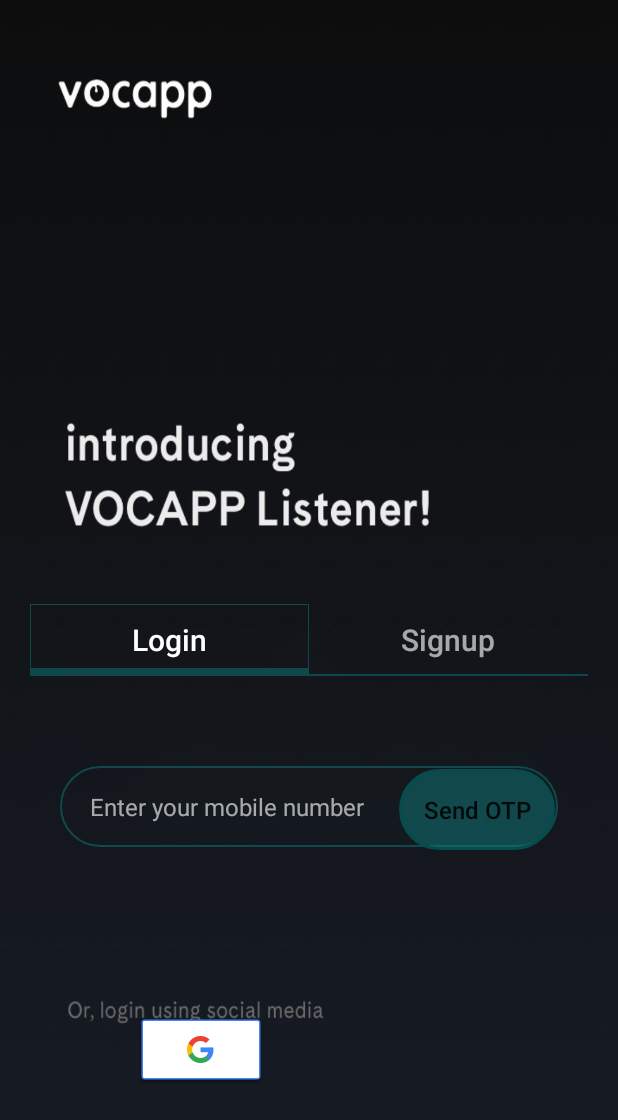
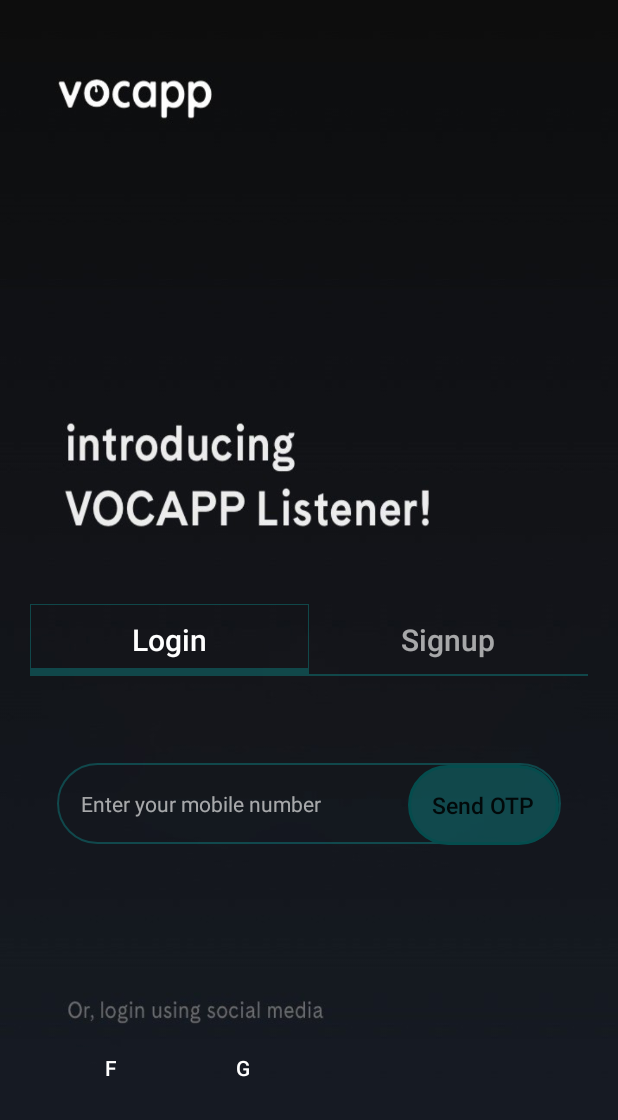
Before and after one commit to ricku44/VOCApp, an Android app: the Login screen opened directly, with no data from a screen before it, on a phone screen of 412 x 824 dp. Shown: the top 1120 px of the screen. Run offline under Robolectric (Android 15) with nearby library versions, the phone set to English and light mode, and no system bars; our stand-ins replace Firebase (no records; nobody signed in at launch, a user with empty details on screens opened directly); libraries missing offline, so code that uses them is left out: com.facebook, com.facebook.login; plain views replace LoginButton; 5 statements that could not run were skipped.

Commit message:
Minor UI Fixes

```diff
--- a/app/src/main/AndroidManifest.xml
+++ b/app/src/main/AndroidManifest.xml
@@ -34,7 +34,7 @@
         <activity
             android:name=".Home"
             android:label="@string/title_activity_home"
-            android:theme="@style/AppTheme.NoActionBar"></activity>
+            android:theme="@style/AppTheme.NoActionBar" />
 
         <service android:name=".ServiceOverlay" />
         <service
--- a/app/src/main/java/com/example/greapp/Login.java
+++ b/app/src/main/java/com/example/greapp/Login.java
@@ -156,8 +156,6 @@ public class Login extends AppCompatActivity implements TextWatcher {
 
         custom_dialog = new Dialog(this);
         custom_dialog.setContentView(R.layout.custom__dialog);
-        Button button2 = custom_dialog.findViewById(R.id.resend);
-
 
         editText_one = custom_dialog.findViewById(R.id.editTextone);
         editText_two = custom_dialog.findViewById(R.id.editTexttwo);
@@ -208,54 +206,38 @@ public class Login extends AppCompatActivity implements TextWatcher {
 
 
 
-        google.setOnClickListener(new View.OnClickListener() {
-            @Override
-            public void onClick(View v) {
-                signIn();
-            }
-        });
+        google.setOnClickListener(v -> signIn());
 
 
 
-        login1.setOnClickListener(new View.OnClickListener() {
-            @Override
-            public void onClick(View v) {
+        login1.setOnClickListener(v -> {
             signup1.setBackground(getResources().getDrawable(R.drawable.textlines2));
             login1.setBackground(getResources().getDrawable(R.drawable.textlines));
             signup1.setTextColor(Color.parseColor("#B5E4E4E4"));
             login1.setTextColor(Color.WHITE);
             if(phone.getText().toString().equals(""))
                 phone.setHint(" Enter your mobile number");
-            }
         });
 
-        signup1.setOnClickListener(new View.OnClickListener() {
-            @Override
-            public void onClick(View v) {
+        signup1.setOnClickListener(v -> {
             signup1.setBackground(getResources().getDrawable(R.drawable.textlines));
             login1.setBackground(getResources().getDrawable(R.drawable.textlines2));
             login1.setTextColor(Color.parseColor("#B5E4E4E4"));
             signup1.setTextColor(Color.WHITE);
             if(phone.getText().toString().equals(""))
                 phone.setHint(" Register your mobile number");
-            }
         });
 
 
-        phone.setOnTouchListener(new View.OnTouchListener() {
-            @Override
-            public boolean onTouch(View v, MotionEvent event) {
+        phone.setOnTouchListener((v, event) -> {
             if(phone.getText().toString().equals(""))
                 phone.setText(" +91  ");
             if(!phone.getText().toString().substring(0,6).equals(" +91  "))
                 phone.setText(" +91  ");
             return false;
-            }
         });
 
-        otp.setOnClickListener(new View.OnClickListener() {
-            @Override
-            public void onClick(View v) {
+        otp.setOnClickListener(v -> {
 
             String number = phone.getText().toString();
 
@@ -278,25 +260,21 @@ public class Login extends AppCompatActivity implements TextWatcher {
                 progressDoalog.show();
             }
 
-            }
         });
 
 
-        button2.setOnClickListener(new View.OnClickListener() {
-            @Override
-            public void onClick(View v) {
-                resendVerificationCode(phoneNumber, mResendToken);
-            }
+        custom_dialog.findViewById(R.id.resend).setOnClickListener(v -> resendVerificationCode(phoneNumber, mResendToken));
+
+
+        custom_dialog.findViewById(R.id.button1).setOnClickListener(v -> {
+            verifyPhoneNumberWithCode(mVerificationId, smscode);
         });
 
-        Button button1 = custom_dialog.findViewById(R.id.button1);
 
-        button1.setOnClickListener(new View.OnClickListener() {
-            @Override
-            public void onClick(View v) {
-                verifyPhoneNumberWithCode(mVerificationId, smscode);
-            }
-        });
+        findViewById(R.id.fb).setOnClickListener(v -> loginButton.performClick());
+
+        findViewById(R.id.google).setOnClickListener(v -> signIn());
+
 
 
     }
--- a/app/src/main/res/layout/activity_home.xml
+++ b/app/src/main/res/layout/activity_home.xml
@@ -9,12 +9,12 @@
     tools:openDrawer="start">
 
 
-
     <androidx.fragment.app.FragmentContainerView
         android:id="@+id/nav_host_fragment"
         android:name="androidx.navigation.fragment.NavHostFragment"
         android:layout_width="match_parent"
         android:layout_height="match_parent"
+        android:layout_above="@+id/nav_view"
         app:defaultNavHost="true"
         app:layout_constraintBottom_toTopOf="@id/nav_view"
         app:layout_constraintLeft_toLeftOf="parent"
--- a/app/src/main/res/layout/activity_login.xml
+++ b/app/src/main/res/layout/activity_login.xml
@@ -15,11 +15,8 @@
         style="@style/Widget.AppCompat.Button.Borderless"
         android:layout_width="wrap_content"
         android:layout_height="wrap_content"
-        android:scaleX="2"
-        android:scaleY="2"
-        android:layout_marginStart="90sp"
-        android:layout_marginBottom="120sp"
-        android:layout_alignParentBottom="true" />
+        android:layout_below="@+id/ed1"
+        android:visibility="gone" />
 
 
     <com.google.android.gms.common.SignInButton
@@ -27,12 +24,11 @@
         android:layout_width="wrap_content"
         android:layout_height="wrap_content"
         android:background="@android:color/transparent"
-        android:layout_marginStart="90sp"
-        android:layout_marginBottom="100sp"
         style="@style/Widget.AppCompat.Button.Borderless"
         app:buttonSize="icon_only"
         app:colorScheme="dark"
-        android:layout_alignParentBottom="true" />
+        android:layout_below="@+id/ed1"
+        android:visibility="gone" />
 
     <LinearLayout
         android:id="@+id/ll1"
@@ -72,14 +68,14 @@
 
     <EditText
         android:id="@+id/ed1"
-        android:layout_margin="40dp"
+        android:layout_margin="38sp"
         android:layout_width="match_parent"
         android:layout_height="wrap_content"
         android:padding="16dp"
         android:layout_below="@+id/ll1"
         android:textColor="#FFFFFF"
         android:maxLength="16"
-        android:hint=" Enter your mobile number"
+        android:hint="@string/enternohint"
         android:textColorHint="#B5E4E4E4"
         android:inputType="phone"
         android:textSize="16dp"
@@ -92,12 +88,42 @@
         android:layout_below="@+id/ll1"
         android:text="Send OTP"
         android:padding="16sp"
-        android:textSize="16dp"
-        android:layout_marginTop="42dp"
-        android:layout_marginEnd="42dp"
+        android:textSize="15dp"
+        android:layout_marginTop="39sp"
+        android:layout_marginEnd="39sp"
         android:layout_alignParentRight="true"
         android:textAllCaps="false"
         android:background="@drawable/circle_bg0" />
 
 
+    <LinearLayout
+        android:layout_below="@+id/ed1"
+        android:layout_width="wrap_content"
+        android:layout_height="wrap_content"
+        android:layout_alignParentBottom="true"
+        android:padding="30sp"
+        android:gravity="center_vertical"
+        android:orientation="horizontal">
+
+        <Button
+            android:id="@+id/fb"
+            style="@style/Widget.AppCompat.Button.Borderless"
+            android:text="F"
+            android:textColor="#ffffff"
+            android:layout_width="wrap_content"
+            android:layout_height="wrap_content" />
+
+        <Button
+            android:id="@+id/google"
+            style="@style/Widget.AppCompat.Button.Borderless"
+            android:text="G"
+            android:textColor="#ffffff"
+            android:layout_width="wrap_content"
+            android:layout_height="wrap_content" />
+
+    </LinearLayout>
+
+
+
+
 </RelativeLayout>
--- a/app/src/main/res/values/strings.xml
+++ b/app/src/main/res/values/strings.xml
@@ -41,4 +41,6 @@
     <string name="facebook_app_id">155504505897265</string>
     <string name="fb_login_protocol_scheme">fb155504505897265</string>
 
+    <string name="enternohint"><font size="14">Enter your mobile number</font></string>
+
 </resources>
```
Also changed, not shown: app/src/main/java/com/example/greapp/Problem.java (+19 -1 lines), app/src/main/res/layout/layout_listitem.xml (+4 -3 lines), app/src/main/res/layout/overlays.xml (added, +181 -0 lines). Lines whose indentation alone changed are shown as unchanged.
